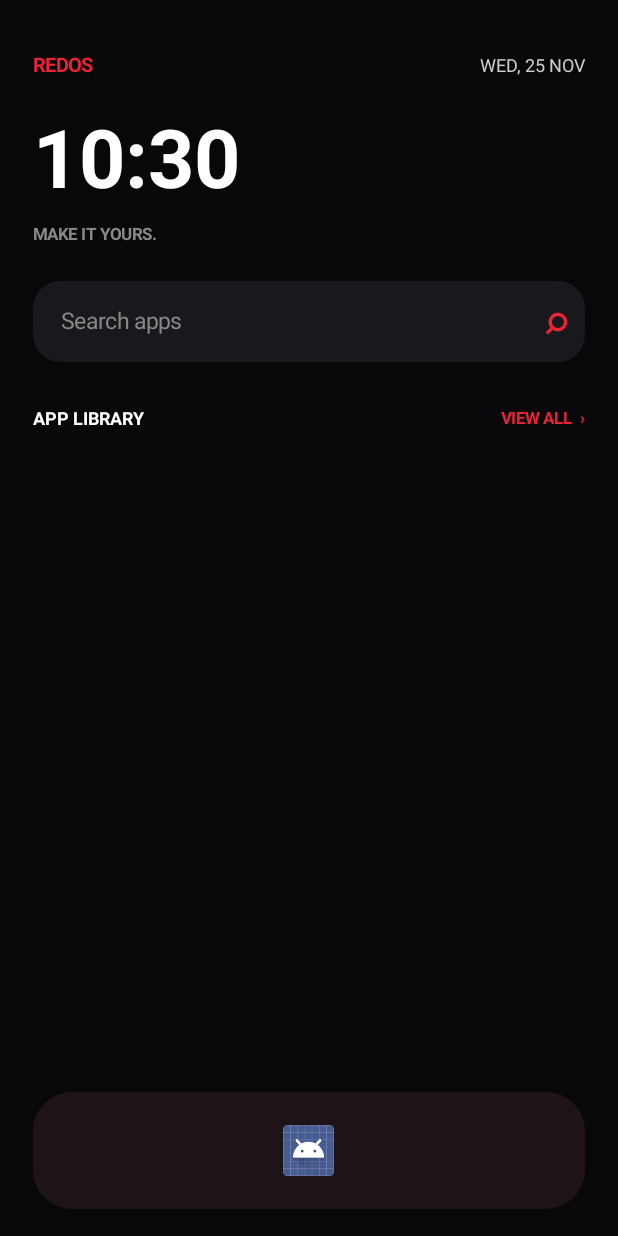
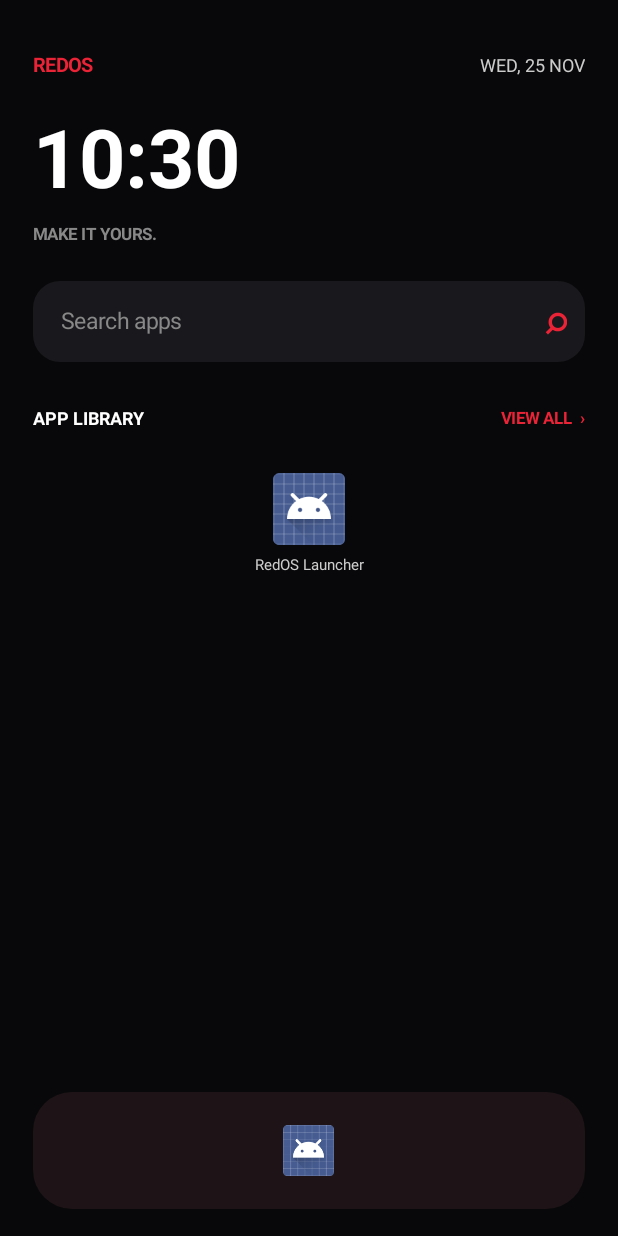
Before and after one commit to aquilanox1/RedOSLauncher, an Android app: the screen it shows after launch (MainActivity), on a phone screen of 412 x 824 dp. Run offline under Robolectric (Android 15) with nearby library versions, the phone set to English and light mode, and no system bars.

Commit message:
Update MainActivity.kt

```diff
--- a/app/src/main/java/com/redos/launcher/MainActivity.kt
+++ b/app/src/main/java/com/redos/launcher/MainActivity.kt
@@ -1,3 +1,4 @@
+
 package com.redos.launcher
 
 import android.app.Activity
@@ -9,8 +10,6 @@ import android.graphics.Typeface
 import android.graphics.drawable.GradientDrawable
 import android.view.Gravity
 import android.view.View
-import android.view.inputmethod.InputMethodManager
-import android.content.Context
 import android.widget.*
 import android.text.Editable
 import android.text.TextWatcher
@@ -19,187 +18,556 @@ import java.util.Date
 import java.util.Locale
 
 class MainActivity : Activity() {
+
     private val bg = Color.rgb(8, 8, 10)
     private val panel = Color.rgb(25, 25, 29)
     private val red = Color.rgb(235, 35, 55)
+
     private lateinit var root: LinearLayout
     private lateinit var appGrid: GridLayout
     private lateinit var search: EditText
     private lateinit var drawer: LinearLayout
+
     private var allApps: List<AppEntry> = emptyList()
 
-    data class AppEntry(val label: String, val packageName: String, val icon: android.graphics.drawable.Drawable)
+    data class AppEntry(
+        val label: String,
+        val packageName: String,
+        val icon: android.graphics.drawable.Drawable
+    )
 
     override fun onCreate(savedInstanceState: Bundle?) {
         super.onCreate(savedInstanceState)
+
         window.statusBarColor = bg
         window.navigationBarColor = bg
-        window.decorView.systemUiVisibility = View.SYSTEM_UI_FLAG_LIGHT_STATUS_BAR.inv()
+        window.decorView.systemUiVisibility =
+            View.SYSTEM_UI_FLAG_LIGHT_STATUS_BAR.inv()
+
         allApps = loadApps()
         showHome()
     }
 
     private fun loadApps(): List<AppEntry> {
-        val intent = Intent(Intent.ACTION_MAIN, null).addCategory(Intent.CATEGORY_LAUNCHER)
-        return packageManager.queryIntentActivities(intent, PackageManager.MATCH_ALL)
-            .map { AppEntry(it.loadLabel(packageManager).toString(), it.activityInfo.packageName, it.loadIcon(packageManager)) }
+        val intent = Intent(Intent.ACTION_MAIN, null)
+            .addCategory(Intent.CATEGORY_LAUNCHER)
+
+        return packageManager
+            .queryIntentActivities(intent, PackageManager.MATCH_ALL)
+            .map {
+                AppEntry(
+                    it.loadLabel(packageManager).toString(),
+                    it.activityInfo.packageName,
+                    it.loadIcon(packageManager)
+                )
+            }
             .distinctBy { it.packageName }
             .sortedBy { it.label.lowercase(Locale.getDefault()) }
     }
 
-    private fun rounded(color: Int, radius: Float): GradientDrawable =
-        GradientDrawable().apply { setColor(color); cornerRadius = radius }
+    private fun rounded(
+        color: Int,
+        radius: Float
+    ): GradientDrawable {
+        return GradientDrawable().apply {
+            setColor(color)
+            cornerRadius = radius
+        }
+    }
 
-    private fun text(value: String, size: Float, color: Int, bold: Boolean = false): TextView =
-        TextView(this).apply {
-            text = value; textSize = size; setTextColor(color)
-            if (bold) setTypeface(typeface, Typeface.BOLD)
+    private fun text(
+        value: String,
+        size: Float,
+        color: Int,
+        bold: Boolean = false
+    ): TextView {
+        return TextView(this).apply {
+            text = value
+            textSize = size
+            setTextColor(color)
+
+            if (bold) {
+                setTypeface(typeface, Typeface.BOLD)
+            }
+
+            gravity = Gravity.CENTER_VERTICAL
+        }
+    }
+
+    private fun showHome() {
+
+        root = LinearLayout(this).apply {
+            orientation = LinearLayout.VERTICAL
+            setPadding(
+                dp(22),
+                dp(26),
+                dp(22),
+                dp(18)
+            )
+            setBackgroundColor(bg)
+        }
+
+        setContentView(root)
+
+        // TOP BAR
+
+        val top = LinearLayout(this).apply {
+            orientation = LinearLayout.HORIZONTAL
             gravity = Gravity.CENTER_VERTICAL
         }
 
-    private fun showHome() {
-        root = LinearLayout(this).apply {
-            orientation = LinearLayout.VERTICAL
-            setPadding(dp(22), dp(26), dp(22), dp(18))
-            setBackgroundColor(bg)
-        }
-        setContentView(root)
+        val brand = text("REDOS", 13f, red, true)
 
-        val top = LinearLayout(this).apply { orientation = LinearLayout.HORIZONTAL; gravity = Gravity.CENTER_VERTICAL }
-        val brand = text("REDOS", 13f, red, true)
-        top.addView(brand, LinearLayout.LayoutParams(0, dp(34), 1f))
-        top.addView(text(SimpleDateFormat("EEE, d MMM", Locale.getDefault()).format(Date()).uppercase(), 12f, Color.LTGRAY))
+        top.addView(
+            brand,
+            LinearLayout.LayoutParams(0, dp(34), 1f)
+        )
+
+        top.addView(
+            text(
+                SimpleDateFormat(
+                    "EEE, d MMM",
+                    Locale.getDefault()
+                ).format(Date()).uppercase(),
+                12f,
+                Color.LTGRAY
+            )
+        )
+
         root.addView(top)
 
-        val clock = text(SimpleDateFormat("HH:mm", Locale.getDefault()).format(Date()), 54f, Color.WHITE, true)
-        root.addView(clock, LinearLayout.LayoutParams(-1, dp(88)))
-        root.addView(text("MAKE IT YOURS.", 11f, Color.GRAY, true))
+        // CLOCK
+
+        val clock = text(
+            SimpleDateFormat("HH:mm", Locale.getDefault())
+                .format(Date()),
+            54f,
+            Color.WHITE,
+            true
+        )
+
+        root.addView(
+            clock,
+            LinearLayout.LayoutParams(-1, dp(88))
+        )
+
+        root.addView(
+            text("MAKE IT YOURS.", 11f, Color.GRAY, true)
+        )
+
+        // SEARCH BAR
 
         val searchWrap = LinearLayout(this).apply {
-            orientation = LinearLayout.HORIZONTAL; gravity = Gravity.CENTER_VERTICAL
-            background = rounded(panel, dp(18).toFloat()); setPadding(dp(15), 0, dp(12), 0)
+            orientation = LinearLayout.HORIZONTAL
+            gravity = Gravity.CENTER_VERTICAL
+            background = rounded(panel, dp(18).toFloat())
+            setPadding(dp(15), 0, dp(12), 0)
         }
+
         search = EditText(this).apply {
-            hint = "Search apps"; setHintTextColor(Color.GRAY); setTextColor(Color.WHITE)
-            textSize = 15f; singleLine = true
+            hint = "Search apps"
+            setHintTextColor(Color.GRAY)
+            setTextColor(Color.WHITE)
+            textSize = 15f
+            setSingleLine(true)
             background = null
+
             addTextChangedListener(object : TextWatcher {
-                override fun beforeTextChanged(s: CharSequence?, start: Int, count: Int, after: Int) {}
-                override fun onTextChanged(s: CharSequence?, start: Int, before: Int, count: Int) { filterApps(s.toString()) }
+
+                override fun beforeTextChanged(
+                    s: CharSequence?,
+                    start: Int,
+                    count: Int,
+                    after: Int
+                ) {}
+
+                override fun onTextChanged(
+                    s: CharSequence?,
+                    start: Int,
+                    before: Int,
+                    count: Int
+                ) {
+                    filterApps(s.toString())
+                }
+
                 override fun afterTextChanged(s: Editable?) {}
             })
         }
-        searchWrap.addView(search, LinearLayout.LayoutParams(0, dp(52), 1f))
-        val magnify = text("⌕", 25f, red, true)
-        searchWrap.addView(magnify)
-        val searchParams = LinearLayout.LayoutParams(-1, dp(54))
+
+        searchWrap.addView(
+            search,
+            LinearLayout.LayoutParams(0, dp(52), 1f)
+        )
+
+        searchWrap.addView(
+            text("⌕", 25f, red, true)
+        )
+
+        val searchParams =
+            LinearLayout.LayoutParams(-1, dp(54))
+
         searchParams.topMargin = dp(24)
+
         root.addView(searchWrap, searchParams)
 
+        // APP LIBRARY HEADER
+
         val row = LinearLayout(this).apply {
-            orientation = LinearLayout.HORIZONTAL; gravity = Gravity.CENTER_VERTICAL
+            orientation = LinearLayout.HORIZONTAL
+            gravity = Gravity.CENTER_VERTICAL
             setPadding(0, dp(22), 0, dp(12))
         }
-        row.addView(text("APP LIBRARY", 12f, Color.WHITE, true), LinearLayout.LayoutParams(0, dp(30), 1f))
+
+        row.addView(
+            text("APP LIBRARY", 12f, Color.WHITE, true),
+            LinearLayout.LayoutParams(0, dp(30), 1f)
+        )
+
         val all = text("VIEW ALL  ›", 11f, red, true)
-        all.setOnClickListener { showDrawer() }
+
+        all.setOnClickListener {
+            showDrawer()
+        }
+
         row.addView(all)
         root.addView(row)
 
-        appGrid = GridLayout(this).apply { columnCount = 4; useDefaultMargins = false }
-        root.addView(appGrid, LinearLayout.LayoutParams(-1, 0, 1f))
+        // APP GRID
+
+        appGrid = GridLayout(this).apply {
+            columnCount = 4
+            useDefaultMargins = false
+        }
+
+        root.addView(
+            appGrid,
+            LinearLayout.LayoutParams(-1, 0, 1f)
+        )
+
         populateGrid(allApps.take(8))
 
+        // DOCK
+
         val dock = LinearLayout(this).apply {
-            orientation = LinearLayout.HORIZONTAL; gravity = Gravity.CENTER
-            background = rounded(Color.rgb(30, 20, 23), dp(26).toFloat())
-            setPadding(dp(8), dp(8), dp(8), dp(8))
+            orientation = LinearLayout.HORIZONTAL
+            gravity = Gravity.CENTER
+
+            background = rounded(
+                Color.rgb(30, 20, 23),
+                dp(26).toFloat()
+            )
+
+            setPadding(
+                dp(8),
+                dp(8),
+                dp(8),
+                dp(8)
+            )
         }
+
         val favorites = allApps.take(4)
-        favorites.forEach { dock.addView(appTile(it, true), LinearLayout.LayoutParams(0, dp(62), 1f)) }
-        val dockParams = LinearLayout.LayoutParams(-1, dp(78))
+
+        favorites.forEach { app ->
+            dock.addView(
+                appTile(app, true),
+                LinearLayout.LayoutParams(0, dp(62), 1f)
+            )
+        }
+
+        val dockParams =
+            LinearLayout.LayoutParams(-1, dp(78))
+
         dockParams.topMargin = dp(8)
+
         root.addView(dock, dockParams)
 
-        root.setOnTouchListener(object : View.OnTouchListener {
-            var downY = 0f
-            override fun onTouch(v: View?, e: android.view.MotionEvent): Boolean {
-                when (e.action) {
-                    android.view.MotionEvent.ACTION_DOWN -> { downY = e.y; return true }
-                    android.view.MotionEvent.ACTION_UP -> {
-                        if (downY - e.y > dp(55)) showDrawer()
-                        return true
+        // SWIPE UP GESTURE
+
+        root.setOnTouchListener(
+            object : View.OnTouchListener {
+
+                var downY = 0f
+
+                override fun onTouch(
+                    v: View?,
+                    e: android.view.MotionEvent
+                ): Boolean {
+
+                    when (e.action) {
+
+                        android.view.MotionEvent.ACTION_DOWN -> {
+                            downY = e.y
+                            return true
+                        }
+
+                        android.view.MotionEvent.ACTION_UP -> {
+                            if (downY - e.y > dp(55)) {
+                                showDrawer()
+                            }
+                            return true
+                        }
                     }
+
+                    return true
                 }
-                return true
             }
-        })
+        )
     }
 
+    // POPULATE HOME GRID
+
     private fun populateGrid(apps: List<AppEntry>) {
+
         appGrid.removeAllViews()
-        apps.forEach { appGrid.addView(appTile(app, false), GridLayout.LayoutParams().apply {
-            width = 0; height = dp(94); columnSpec = GridLayout.spec(GridLayout.UNDEFINED, 1f)
-        }) }
+
+        apps.forEach { app ->
+
+            val params = GridLayout.LayoutParams().apply {
+                width = 0
+                height = dp(94)
+
+                columnSpec = GridLayout.spec(
+                    GridLayout.UNDEFINED,
+                    1f
+                )
+            }
+
+            appGrid.addView(
+                appTile(app, false),
+                params
+            )
+        }
     }
 
-    private fun appTile(app: AppEntry, compact: Boolean): View {
+    // APPLICATION ICON
+
+    private fun appTile(
+        app: AppEntry,
+        compact: Boolean
+    ): View {
+
         val item = LinearLayout(this).apply {
-            orientation = LinearLayout.VERTICAL; gravity = Gravity.CENTER
-            setPadding(dp(3), dp(4), dp(3), dp(4))
-            setOnClickListener { launch(app.packageName) }
+            orientation = LinearLayout.VERTICAL
+            gravity = Gravity.CENTER
+
+            setPadding(
+                dp(3),
+                dp(4),
+                dp(3),
+                dp(4)
+            )
+
+            setOnClickListener {
+                launch(app.packageName)
+            }
         }
-        val icon = ImageView(this).apply { setImageDrawable(app.icon); scaleType = ImageView.ScaleType.FIT_CENTER }
-        item.addView(icon, LinearLayout.LayoutParams(dp(if (compact) 34 else 48), dp(if (compact) 34 else 48)))
+
+        val icon = ImageView(this).apply {
+            setImageDrawable(app.icon)
+            scaleType = ImageView.ScaleType.FIT_CENTER
+        }
+
+        val iconSize = if (compact) 34 else 48
+
+        item.addView(
+            icon,
+            LinearLayout.LayoutParams(
+                dp(iconSize),
+                dp(iconSize)
+            )
+        )
+
         if (!compact) {
-            val label = text(app.label, 10f, Color.LTGRAY)
+
+            val label = text(
+                app.label,
+                10f,
+                Color.LTGRAY
+            )
+
             label.gravity = Gravity.CENTER
-            label.maxLines = 1; label.ellipsize = android.text.TextUtils.TruncateAt.END
-            item.addView(label, LinearLayout.LayoutParams(-1, dp(26)))
+            label.maxLines = 1
+            label.ellipsize =
+                android.text.TextUtils.TruncateAt.END
+
+            item.addView(
+                label,
+                LinearLayout.LayoutParams(-1, dp(26))
+            )
         }
+
         return item
     }
 
+    // APP DRAWER
+
     private fun showDrawer() {
+
         drawer = LinearLayout(this).apply {
-            orientation = LinearLayout.VERTICAL; setPadding(dp(20), dp(28), dp(20), dp(12)); setBackgroundColor(bg)
+            orientation = LinearLayout.VERTICAL
+
+            setPadding(
+                dp(20),
+                dp(28),
+                dp(20),
+                dp(12)
+            )
+
+            setBackgroundColor(bg)
         }
+
         setContentView(drawer)
-        val header = LinearLayout(this).apply { orientation = LinearLayout.HORIZONTAL; gravity = Gravity.CENTER_VERTICAL }
-        header.addView(text("ALL APPS", 20f, Color.WHITE, true), LinearLayout.LayoutParams(0, dp(48), 1f))
-        val close = text("✕", 20f, red, true); close.setOnClickListener { showHome() }; header.addView(close)
+
+        // HEADER
+
+        val header = LinearLayout(this).apply {
+            orientation = LinearLayout.HORIZONTAL
+            gravity = Gravity.CENTER_VERTICAL
+        }
+
+        header.addView(
+            text("ALL APPS", 20f, Color.WHITE, true),
+            LinearLayout.LayoutParams(0, dp(48), 1f)
+        )
+
+        val close = text("✕", 20f, red, true)
+
+        close.setOnClickListener {
+            showHome()
+        }
+
+        header.addView(close)
         drawer.addView(header)
+
+        // DRAWER SEARCH
+
         val input = EditText(this).apply {
-            hint = "Find an app"; setHintTextColor(Color.GRAY); setTextColor(Color.WHITE); background = rounded(panel, dp(14).toFloat())
-            setPadding(dp(14), 0, dp(14), 0); singleLine = true
+            hint = "Find an app"
+            setHintTextColor(Color.GRAY)
+            setTextColor(Color.WHITE)
+
+            background = rounded(
+                panel,
+                dp(14).toFloat()
+            )
+
+            setPadding(
+                dp(14),
+                0,
+                dp(14),
+                0
+            )
+
+            setSingleLine(true)
         }
-        val ip = LinearLayout.LayoutParams(-1, dp(50)); ip.topMargin = dp(12); drawer.addView(input, ip)
+
+        val inputParams =
+            LinearLayout.LayoutParams(-1, dp(50))
+
+        inputParams.topMargin = dp(12)
+
+        drawer.addView(input, inputParams)
+
+        // SCROLLABLE APP GRID
+
         val scroll = ScrollView(this)
-        val grid = GridLayout(this).apply { columnCount = 4; setPadding(0, dp(18), 0, 0) }
-        scroll.addView(grid); drawer.addView(scroll, LinearLayout.LayoutParams(-1, 0, 1f))
-        fun render(q: String) {
+
+        val grid = GridLayout(this).apply {
+            columnCount = 4
+            setPadding(0, dp(18), 0, 0)
+        }
+
+        scroll.addView(grid)
+
+        drawer.addView(
+            scroll,
+            LinearLayout.LayoutParams(-1, 0, 1f)
+        )
+
+        // FILTER APPS
+
+        fun render(query: String) {
+
             grid.removeAllViews()
-            allApps.filter { it.label.contains(q, true) }.forEach { app ->
-                grid.addView(appTile(app, false), GridLayout.LayoutParams().apply {
-                    width = 0; height = dp(94); columnSpec = GridLayout.spec(GridLayout.UNDEFINED, 1f)
-                })
+
+            allApps
+                .filter { it.label.contains(query, true) }
+                .forEach { app ->
+
+                    val params = GridLayout.LayoutParams().apply {
+                        width = 0
+                        height = dp(94)
+
+                        columnSpec = GridLayout.spec(
+                            GridLayout.UNDEFINED,
+                            1f
+                        )
+                    }
+
+                    grid.addView(
+                        appTile(app, false),
+                        params
+                    )
+                }
+        }
+
+        render("")
+
+        input.addTextChangedListener(
+            object : TextWatcher {
+
+                override fun beforeTextChanged(
+                    s: CharSequence?,
+                    start: Int,
+                    count: Int,
+                    after: Int
+                ) {}
+
+                override fun onTextChanged(
+                    s: CharSequence?,
+                    start: Int,
+                    before: Int,
+                    count: Int
+                ) {
+                    render(s.toString())
+                }
+
+                override fun afterTextChanged(s: Editable?) {}
             }
-        }
-        render("")
-        input.addTextChangedListener(object : TextWatcher {
-            override fun beforeTextChanged(s: CharSequence?, start: Int, count: Int, after: Int) {}
-            override fun onTextChanged(s: CharSequence?, start: Int, before: Int, count: Int) { render(s.toString()) }
-            override fun afterTextChanged(s: Editable?) {}
-        })
+        )
     }
 
+    // HOME SEARCH FILTER
+
     private fun filterApps(query: String) {
-        if (::appGrid.isInitialized) populateGrid(allApps.filter { it.label.contains(query, true) }.take(8))
+
+        if (::appGrid.isInitialized) {
+
+            populateGrid(
+                allApps
+                    .filter { it.label.contains(query, true) }
+                    .take(8)
+            )
+        }
     }
 
+    // LAUNCH APPLICATION
+
     private fun launch(pkg: String) {
-        packageManager.getLaunchIntentForPackage(pkg)?.let { startActivity(it) }
+
+        val intent =
+            packageManager.getLaunchIntentForPackage(pkg)
+
+        if (intent != null) {
+            startActivity(intent)
+        }
     }
 
-    private fun dp(v: Int): Int = (v * resources.displayMetrics.density).toInt()
+    // DP CONVERSION
+
+    private fun dp(v: Int): Int {
+        return (
+            v * resources.displayMetrics.density
+        ).toInt()
+    }
 }
```
